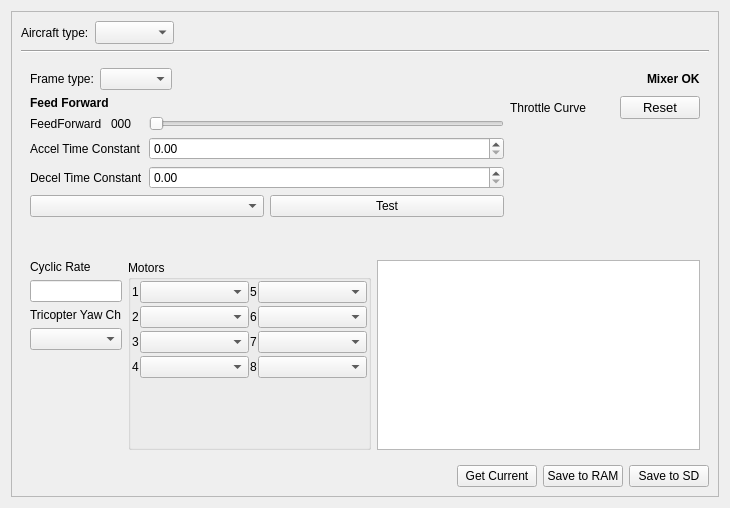
Qt form ground/src/plugins/config/airframe.ui (openpilot/OpenPilot) before a commit.
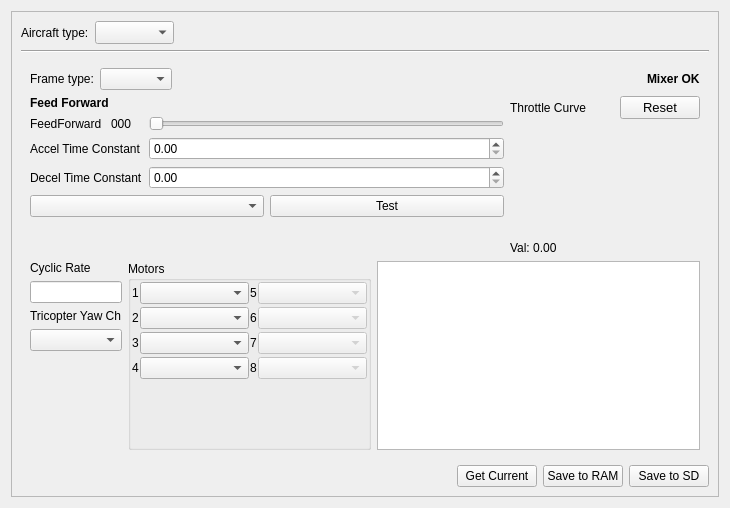
The same form after that commit. The open tabs and pages were chosen to show the change. Custom widgets are drawn as their Qt base class.

Commit message: OP-138 Added Reset button for curves, and display of value when moving a curve point.

Patch:
```diff
--- a/ground/src/plugins/config/airframe.ui
+++ b/ground/src/plugins/config/airframe.ui
@@ -651,6 +651,13 @@
                   </property>
                  </widget>
                 </item>
+                <item>
+                 <widget class="QLabel" name="mrThrottleCurveItemValue">
+                  <property name="text">
+                   <string>Val: 0.00</string>
+                  </property>
+                 </widget>
+                </item>
                </layout>
               </item>
              </layout>
@@ -823,6 +830,9 @@
                    </item>
                    <item row="0" column="1">
                     <widget class="QComboBox" name="multiMotor5">
+                     <property name="enabled">
+                      <bool>false</bool>
+                     </property>
                      <property name="sizePolicy">
                       <sizepolicy hsizetype="Preferred" vsizetype="Fixed">
                        <horstretch>0</horstretch>
@@ -845,6 +855,9 @@
                    </item>
                    <item row="1" column="1">
                     <widget class="QComboBox" name="multiMotor6">
+                     <property name="enabled">
+                      <bool>false</bool>
+                     </property>
                      <property name="font">
                       <font>
                        <pointsize>8</pointsize>
@@ -861,6 +874,9 @@
                    </item>
                    <item row="2" column="1">
                     <widget class="QComboBox" name="multiMotor7">
+                     <property name="enabled">
+                      <bool>false</bool>
+                     </property>
                      <property name="font">
                       <font>
                        <pointsize>8</pointsize>
@@ -877,6 +893,9 @@
                    </item>
                    <item row="3" column="1">
                     <widget class="QComboBox" name="multiMotor8">
+                     <property name="enabled">
+                      <bool>false</bool>
+                     </property>
                      <property name="font">
                       <font>
                        <pointsize>8</pointsize>
```
Left out of the diff: 35 changed lines with no effect on the pictures. The commit also changes 5 other files.
